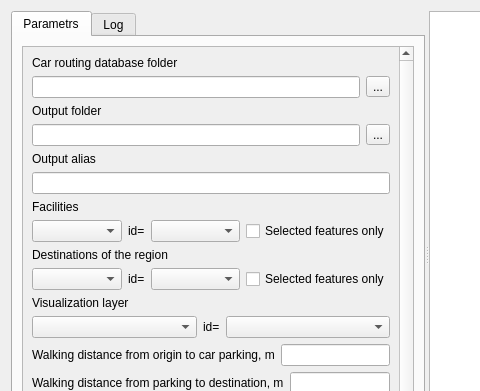
ishusterman/tau_net_calc, file UI/car.ui: the form before one commit; both pictures show x 0 to 480 and y 0 to 391 of the 700 by 555 pixel window.
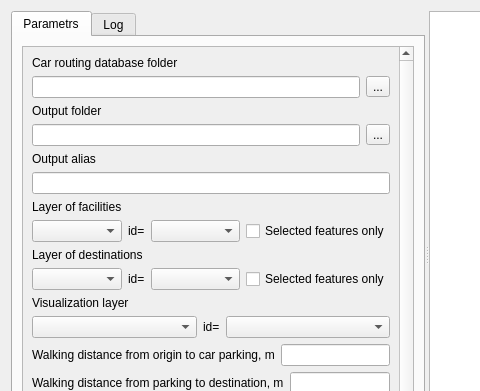
The form after the commit. Custom widgets are drawn as their Qt base class.

What changed in the file:
```diff
--- a/UI/car.ui
+++ b/UI/car.ui
@@ -167,7 +167,7 @@
               <item row="10" column="0">
                <widget class="QLabel" name="label_17">
                 <property name="text">
-                 <string>Facilities</string>
+                 <string>Layer of facilities</string>
                 </property>
                </widget>
               </item>
@@ -224,7 +224,7 @@
               <item row="12" column="0">
                <widget class="QLabel" name="label_5">
                 <property name="text">
-                 <string>Destinations of the region</string>
+                 <string>Layer of destinations</string>
                 </property>
                </widget>
               </item>
```
